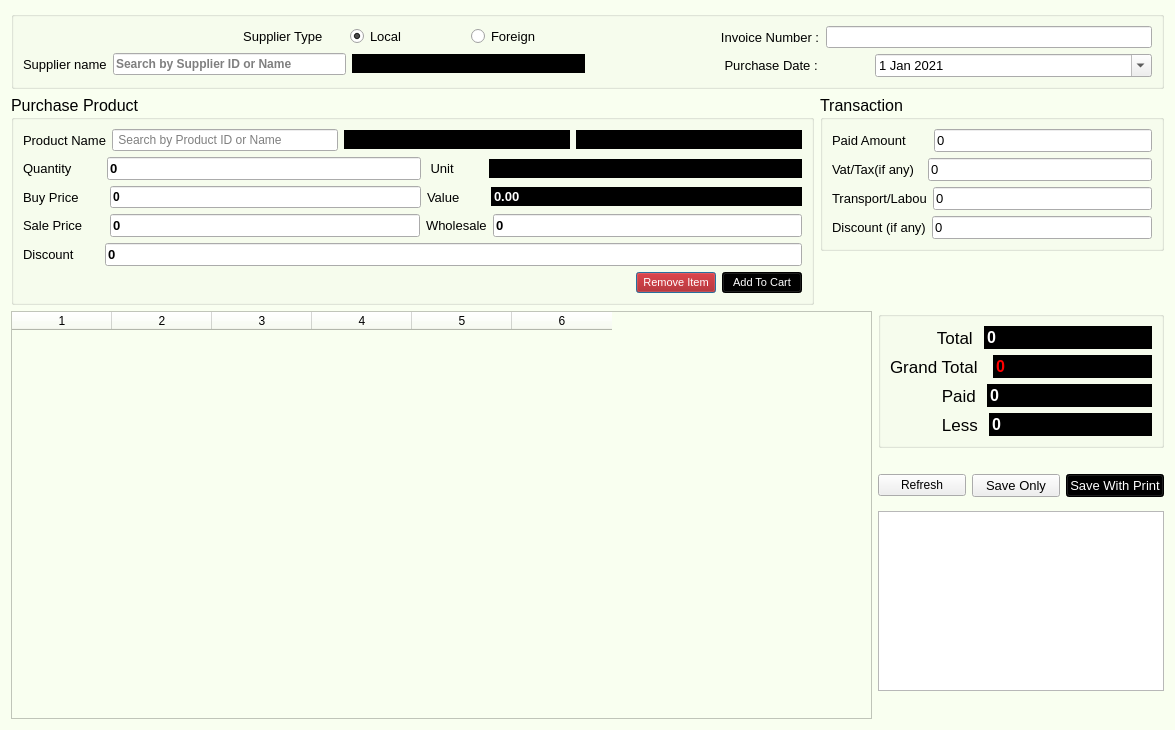
Above: ui/purchase.ui from ansarul543/pos-inventory before the change. Below: the same form after it.
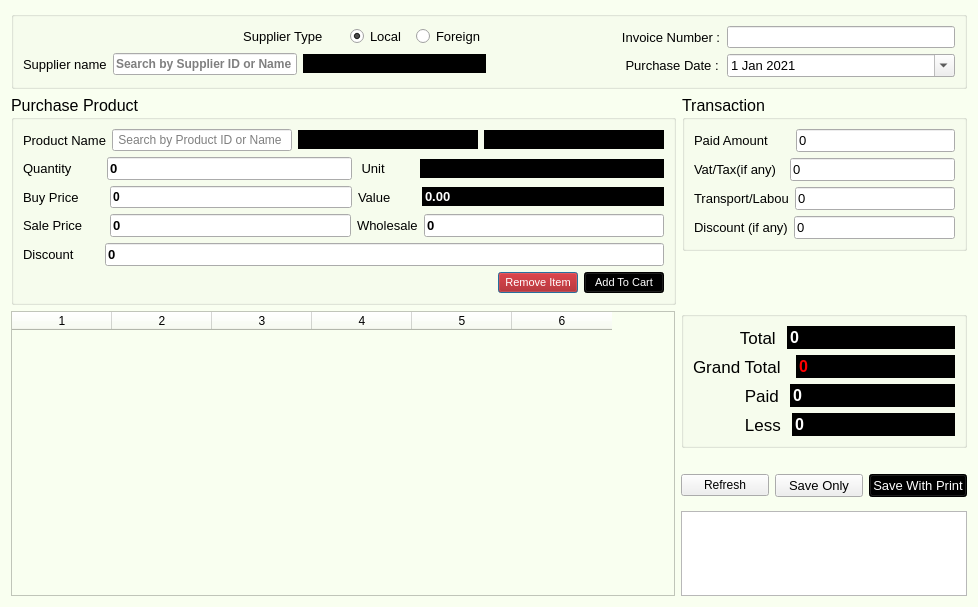
That is the form after the change.

```diff
--- a/ui/purchase.ui
+++ b/ui/purchase.ui
@@ -9,8 +9,8 @@
    <rect>
     <x>0</x>
     <y>0</y>
-    <width>1175</width>
-    <height>730</height>
+    <width>978</width>
+    <height>607</height>
    </rect>
   </property>
   <property name="windowTitle">
```
